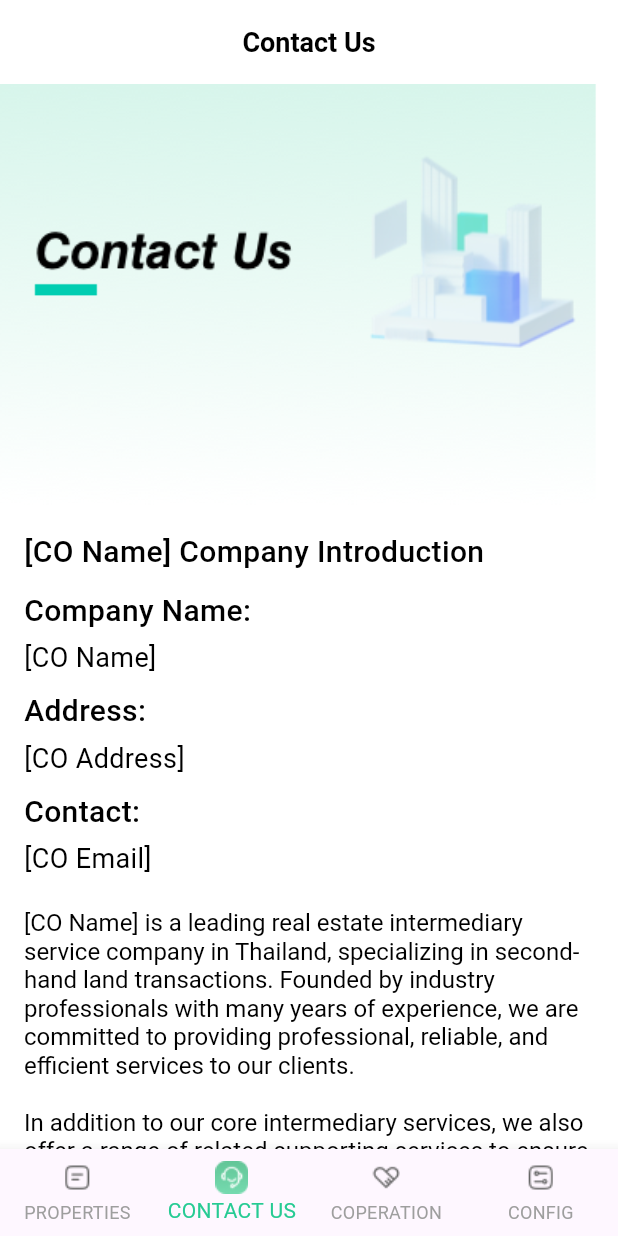
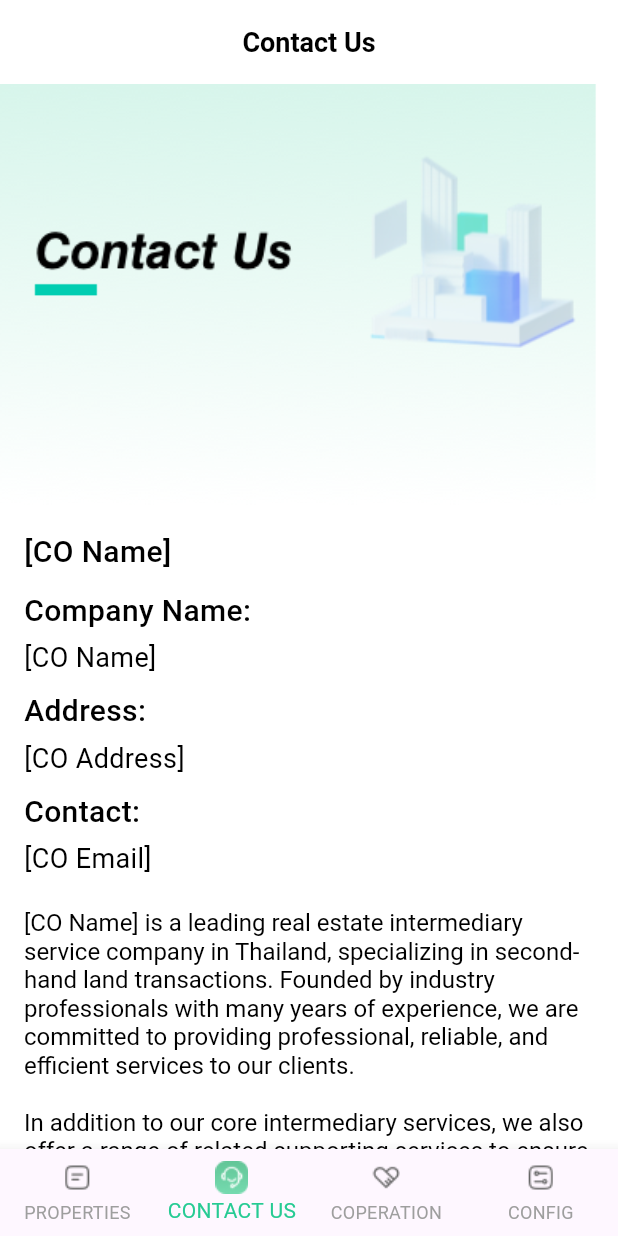
Before and after one commit to Programm3/property_management, a Flutter app: the ContactPage screen opened by its route, on a phone screen of 412 x 824 dp. Run offline on Flutter 3.47's test engine with Material 3 defaults, Android fonts, the phone set to English and light mode, and no system bars; our stand-ins replace connectivity_plus, flutter_dotenv, flutter_svg, fluttertoast, go_router, shared_preferences; accounts and stored records are empty; network calls fail.

Commit message:
Remove companyIntroduce Text from ContactPage

```diff
--- a/lib/src/views/contact_page.dart
+++ b/lib/src/views/contact_page.dart
@@ -57,10 +57,7 @@ class ContactPage extends StatelessWidget {
                 crossAxisAlignment: CrossAxisAlignment.start,
                 children: [
                   Text(
-                    companyName +
-                        AppLocalizations.of(
-                          context,
-                        ).translate('companyIntroduce'),
+                    companyName,
                     style: TextStyle(
                       fontSize: 20,
                       fontWeight: FontWeight.w500,
--- a/pubspec.yaml
+++ b/pubspec.yaml
@@ -1,5 +1,5 @@
 name: property_manage
-description: "A new Flutter project."
+description: "Property Management Application"
 # The following line prevents the package from being accidentally published to
 # pub.dev using `flutter pub publish`. This is preferred for private packages.
 publish_to: 'none' # Remove this line if you wish to publish to pub.dev
@@ -16,7 +16,7 @@ publish_to: 'none' # Remove this line if you wish to publish to pub.dev
 # https://developer.apple.com/library/archive/documentation/General/Reference/InfoPlistKeyReference/Articles/CoreFoundationKeys.html
 # In Windows, build-name is used as the major, minor, and patch parts
 # of the product and file versions while build-number is used as the build suffix.
-version: 1.0.1+4
+version: 1.0.1+5
 
 environment:
   sdk: ^3.7.2
```
